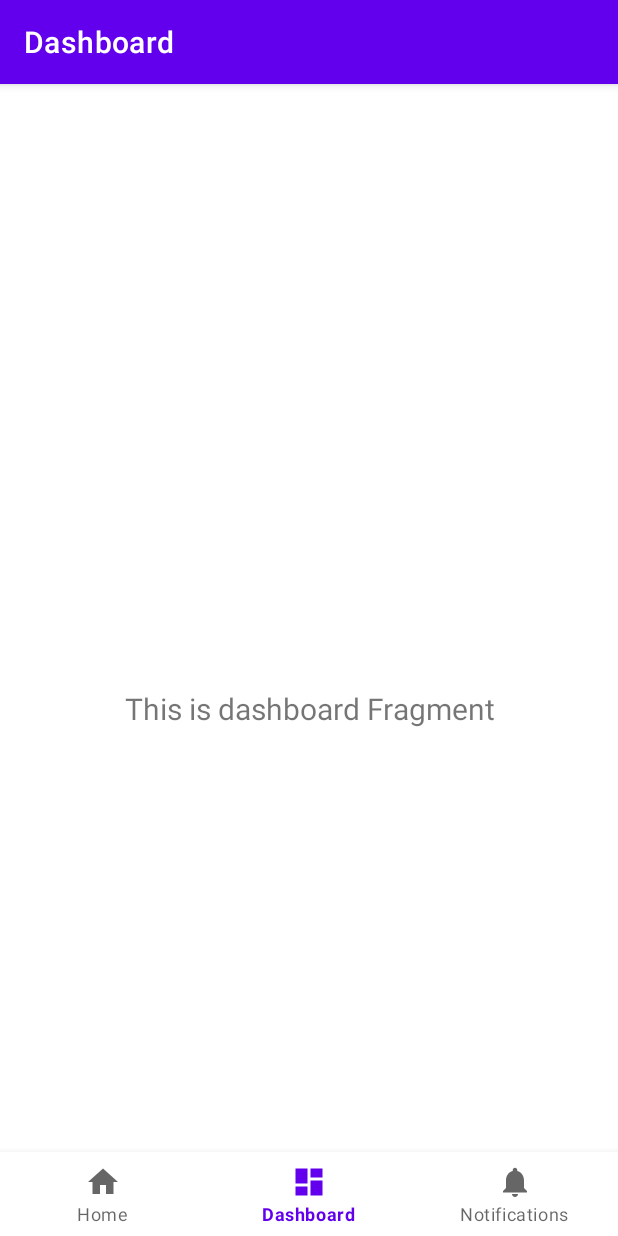
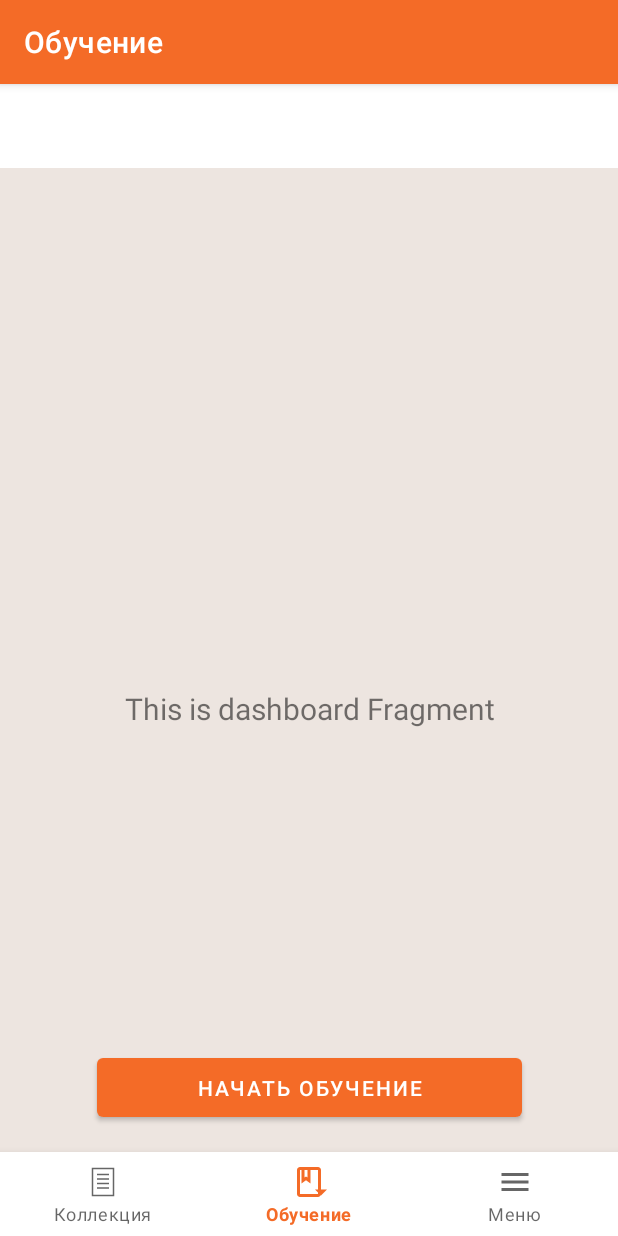
Before and after one commit to BigCapybara638/words-app, an Android app: the DashboardFragment screen opened through its navigation route, on a phone screen of 412 x 824 dp. Run offline under Robolectric (Android 15) with nearby library versions, the phone set to English and light mode, and no system bars; our stand-ins replace navigation-ui.

Commit message:
update design

```diff
--- /dev/null
+++ b/app/src/main/res/drawable/ic_dock.xml
@@ -0,0 +1,21 @@
+<?xml version="1.0" encoding="utf-8"?>
+
+<vector xmlns:android="http://schemas.android.com/apk/res/android"
+    android:width="24dp"
+    android:height="24dp"
+    android:viewportWidth="24"
+    android:viewportHeight="24">
+
+    <!-- Контур вертикального листа -->
+    <path
+        android:strokeColor="#FF000000"
+        android:strokeWidth="1"
+        android:pathData="M5,3h14v18H5z" />
+
+    <!-- Горизонтальные линии (текст) -->
+    <path
+        android:fillColor="#00000000"
+        android:strokeColor="#FF000000"
+        android:strokeWidth="1"
+        android:pathData="M8,7h8M8,10h8M8,13h8M8,16h8" />
+</vector>
--- /dev/null
+++ b/app/src/main/res/drawable/ic_learn.xml
@@ -0,0 +1,13 @@
+<?xml version="1.0" encoding="utf-8"?>
+<vector xmlns:android="http://schemas.android.com/apk/res/android"
+    android:width="24dp"
+    android:height="24dp"
+    android:viewportWidth="24"
+    android:viewportHeight="24">
+    <path
+        android:fillColor="#FF000000"
+        android:pathData="M18,2H6c-1.1,0 -2,0.9 -2,2v16c0,1.1 0.9,2 2,2h12c1.1,0 2,-0.9 2,-2V4c0,-1.1 -0.9,-2 -2,-2zM9,4h2v5l-1,-0.75L9,9V4zm9,16H6V4h1v9l3,-2.25L13,13V4h5v16z"/>
+    <path
+        android:fillColor="#000000"
+        android:pathData="M16,17l4,4 4,-4" android:strokeWidth="1"/>
+</vector>
--- /dev/null
+++ b/app/src/main/res/drawable/ic_main.xml
@@ -0,0 +1,10 @@
+<?xml version="1.0" encoding="utf-8"?>
+<vector xmlns:android="http://schemas.android.com/apk/res/android"
+android:width="24dp"
+android:height="24dp"
+android:viewportWidth="24"
+android:viewportHeight="24">
+<path
+    android:fillColor="#FF000000"
+    android:pathData="M3,18h18v-2H3v2zm0-5h18v-2H3v2zm0-7v2h18V6H3z"/>
+</vector>
--- a/app/src/main/res/layout/fragment_dashboard.xml
+++ b/app/src/main/res/layout/fragment_dashboard.xml
@@ -4,6 +4,7 @@
     xmlns:tools="http://schemas.android.com/tools"
     android:layout_width="match_parent"
     android:layout_height="match_parent"
+    android:background="@color/system_grey"
     tools:context=".ui.dashboard.DashboardFragment">
 
     <TextView
@@ -19,4 +20,15 @@
         app:layout_constraintEnd_toEndOf="parent"
         app:layout_constraintStart_toStartOf="parent"
         app:layout_constraintTop_toTopOf="parent" />
+
+    <Button
+        android:id="@+id/start_learn"
+        android:layout_width="283dp"
+        android:layout_height="51dp"
+        android:text="@string/start_learning"
+        app:layout_constraintBottom_toBottomOf="parent"
+        app:layout_constraintEnd_toEndOf="parent"
+        app:layout_constraintStart_toStartOf="parent"
+        app:layout_constraintTop_toTopOf="parent"
+        app:layout_constraintVertical_bias="0.889" />
 </androidx.constraintlayout.widget.ConstraintLayout>
--- a/app/src/main/res/layout/fragment_home.xml
+++ b/app/src/main/res/layout/fragment_home.xml
@@ -4,7 +4,9 @@
     xmlns:tools="http://schemas.android.com/tools"
     android:layout_width="match_parent"
     android:layout_height="match_parent"
+    android:background="@color/system_grey"
     tools:context=".ui.home.HomeFragment">
+
 
     <TextView
         android:id="@+id/text_home"
--- a/app/src/main/res/layout/fragment_notifications.xml
+++ b/app/src/main/res/layout/fragment_notifications.xml
@@ -4,6 +4,7 @@
     xmlns:tools="http://schemas.android.com/tools"
     android:layout_width="match_parent"
     android:layout_height="match_parent"
+    android:background="@color/system_grey"
     tools:context=".ui.notifications.NotificationsFragment">
 
     <TextView
--- a/app/src/main/res/menu/bottom_nav_menu.xml
+++ b/app/src/main/res/menu/bottom_nav_menu.xml
@@ -3,17 +3,17 @@
 
     <item
         android:id="@+id/navigation_home"
-        android:icon="@drawable/ic_home_black_24dp"
+        android:icon="@drawable/ic_dock"
         android:title="@string/title_home" />
 
     <item
         android:id="@+id/navigation_dashboard"
-        android:icon="@drawable/ic_dashboard_black_24dp"
+        android:icon="@drawable/ic_learn"
         android:title="@string/title_dashboard" />
 
     <item
         android:id="@+id/navigation_notifications"
-        android:icon="@drawable/ic_notifications_black_24dp"
+        android:icon="@drawable/ic_main"
         android:title="@string/title_notifications" />
 
 </menu>
--- a/app/src/main/res/values/colors.xml
+++ b/app/src/main/res/values/colors.xml
@@ -7,4 +7,6 @@
     <color name="teal_700">#FF018786</color>
     <color name="black">#FF000000</color>
     <color name="white">#FFFFFFFF</color>
+    <color name="purple_222">#F46B27</color>
+    <color name="system_grey">#EDE5E0</color>
 </resources>
--- a/app/src/main/res/values/strings.xml
+++ b/app/src/main/res/values/strings.xml
@@ -1,6 +1,7 @@
 <resources>
     <string name="app_name">WordsApp</string>
-    <string name="title_home">Home</string>
-    <string name="title_dashboard">Dashboard</string>
-    <string name="title_notifications">Notifications</string>
+    <string name="title_home">Коллекция</string>
+    <string name="title_dashboard">Обучение</string>
+    <string name="title_notifications">Меню</string>
+    <string name="start_learning">Начать обучение</string>
 </resources>
--- a/app/src/main/res/values/themes.xml
+++ b/app/src/main/res/values/themes.xml
@@ -2,8 +2,8 @@
     <!-- Base application theme. -->
     <style name="Theme.WordsApp" parent="Theme.MaterialComponents.DayNight.DarkActionBar">
         <!-- Primary brand color. -->
-        <item name="colorPrimary">@color/purple_500</item>
-        <item name="colorPrimaryVariant">@color/purple_700</item>
+        <item name="colorPrimary">@color/purple_222</item>
+        <item name="colorPrimaryVariant">@color/purple_500</item>
         <item name="colorOnPrimary">@color/white</item>
         <!-- Secondary brand color. -->
         <item name="colorSecondary">@color/teal_200</item>
```
